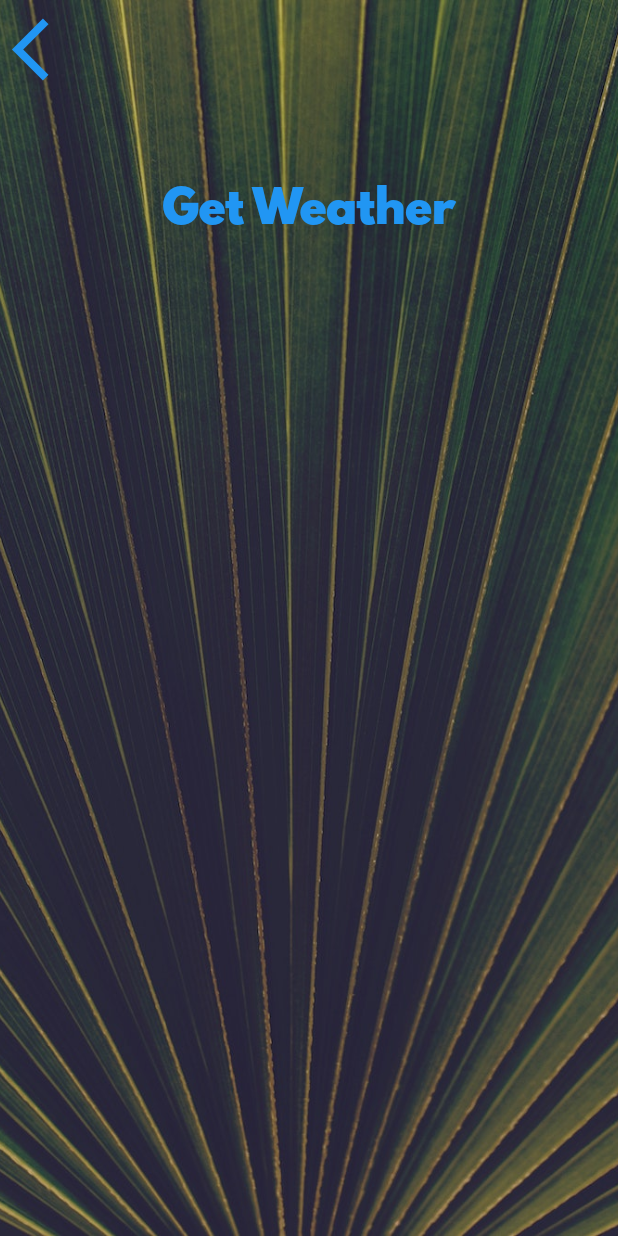
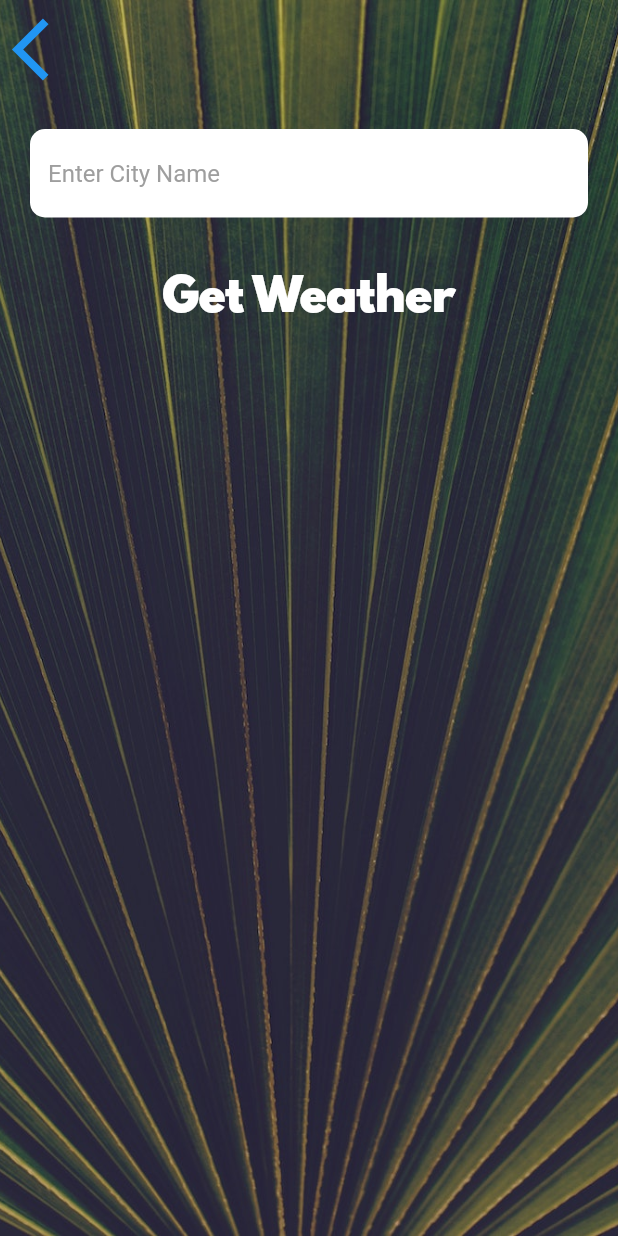
Before and after one commit to DenyAnwar/weather_app_mobile, a Flutter app: the CityScreen screen opened directly, on a phone screen of 412 x 824 dp. Run offline on Flutter 3.47's test engine with Material 2 defaults, Android fonts, the phone set to English and light mode, and no system bars; our stand-ins replace flutter_spinkit, geolocator.

Commit message:
show actual weather is done, and show actual weather based in city is in progress

```diff
--- a/lib/screens/city_screen.dart
+++ b/lib/screens/city_screen.dart
@@ -35,7 +35,15 @@ class _CityScreenState extends State<CityScreen> {
               ),
               Container(
                 padding: EdgeInsets.all(20.0),
-                child: null,
+                child: TextField(
+                  style: TextStyle(
+                    color: Colors.black,
+                  ),
+                  decoration: kTextFieldInputDecoration,
+                  onChanged: (value) {
+                    print(value);
+                  },
+                ),
               ),
               TextButton(
                 onPressed: () {},
--- a/lib/utilities/constants.dart
+++ b/lib/utilities/constants.dart
@@ -6,15 +6,31 @@ const kTempTextStyle = TextStyle(
 );
 
 const kMessageTextStyle = TextStyle(
-  fontSize: 60.0,
+  fontSize: 58.0,
   fontFamily: 'Spartan MB',
 );
 
 const kButtonTextStyle = TextStyle(
   fontSize: 30.0,
   fontFamily: 'Spartan MB',
+  color: Colors.white,
 );
 
 const kConditionTextStyle = TextStyle(
   fontSize: 100.0,
 );
+
+const kTextFieldInputDecoration = InputDecoration(
+  filled: true,
+  fillColor: Colors.white,
+  hintText: 'Enter City Name',
+  hintStyle: TextStyle(
+    color: Colors.grey,
+  ),
+  border: OutlineInputBorder(
+    borderRadius: BorderRadius.all(
+      Radius.circular(10.0),
+    ),
+    borderSide: BorderSide.none,
+  ),
+);
--- a/pubspec.yaml
+++ b/pubspec.yaml
@@ -37,6 +37,7 @@ dependencies:
   cupertino_icons: ^1.0.2
   geolocator: ^9.0.2
   http: ^0.13.6
+  flutter_spinkit: ^5.2.0
 
 dev_dependencies:
   flutter_test:
```
Also changed, not shown: lib/screens/loading_screen.dart (+24 -23 lines), lib/screens/location_screen.dart (+45 -6 lines), lib/services/location.dart (+33 -1 lines), lib/services/networking.dart (+21 -0 lines), lib/services/weather.dart (+20 -1 lines), pubspec.lock.
